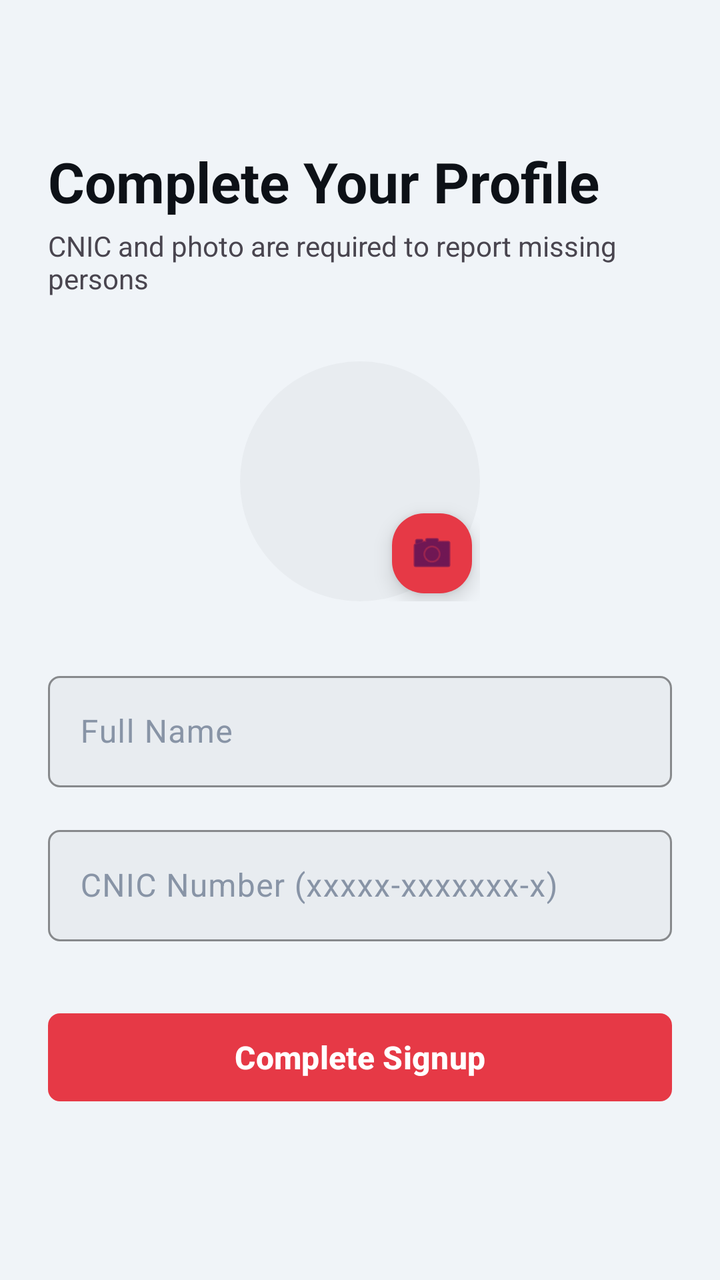
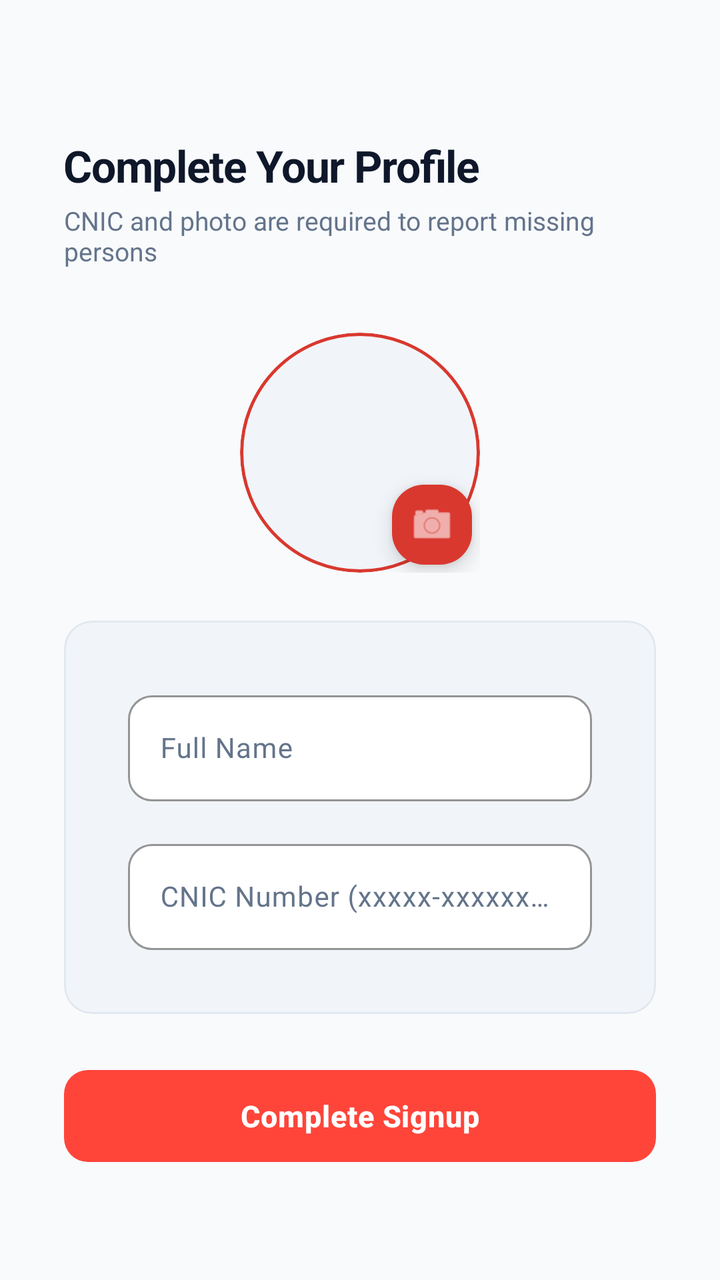

The first picture is an Android layout as it rendered before a commit; the second is the same layout after the commit. The layout source and the unified diff follow.
<!-- AndroidManifest.xml: application theme Theme.NISHAAN -->
<!-- res/layout/fragment_signup.xml -->
<?xml version="1.0" encoding="utf-8"?>
<ScrollView xmlns:android="http://schemas.android.com/apk/res/android"
    xmlns:app="http://schemas.android.com/apk/res-auto"
    android:layout_width="match_parent"
    android:layout_height="match_parent"
    android:background="?attr/android:colorBackground">

    <LinearLayout
        android:layout_width="match_parent"
        android:layout_height="wrap_content"
        android:orientation="vertical"
        android:padding="@dimen/spacing_lg">

        <TextView
            style="@style/TextDisplay"
            android:layout_width="match_parent"
            android:layout_height="wrap_content"
            android:layout_marginTop="@dimen/spacing_xxl"
            android:text="@string/auth_signup_title" />

        <TextView
            style="@style/TextBodyMedium"
            android:layout_width="match_parent"
            android:layout_height="wrap_content"
            android:layout_marginTop="@dimen/spacing_xs"
            android:text="@string/auth_signup_subtitle"
            android:textColor="?android:attr/textColorSecondary" />

        
        <FrameLayout
            android:layout_width="wrap_content"
            android:layout_height="wrap_content"
            android:layout_gravity="center_horizontal"
            android:layout_marginTop="@dimen/spacing_xl">

            <com.google.android.material.imageview.ShapeableImageView
                android:id="@+id/profileImage"
                android:layout_width="120dp"
                android:layout_height="120dp"
                android:background="?attr/colorSurfaceVariant"
                android:scaleType="centerCrop"
                app:shapeAppearanceOverlay="@style/ShapeAppearance.Material3.Corner.Full" />

            <com.google.android.material.floatingactionbutton.FloatingActionButton
                android:id="@+id/btnAddPhoto"
                android:layout_width="wrap_content"
                android:layout_height="wrap_content"
                android:layout_gravity="bottom|end"
                android:contentDescription="Add Photo"
                app:fabCustomSize="40dp"
                app:srcCompat="@android:drawable/ic_menu_camera" />
        </FrameLayout>

        
        <com.google.android.material.textfield.TextInputLayout
            style="@style/NishaanInputLayout"
            android:layout_width="match_parent"
            android:layout_height="wrap_content"
            android:layout_marginTop="@dimen/spacing_xl"
            android:hint="@string/auth_display_name_label">
            <com.google.android.material.textfield.TextInputEditText
                android:id="@+id/nameInput"
                android:layout_width="match_parent"
                android:layout_height="wrap_content"
                android:inputType="textPersonName" />
        </com.google.android.material.textfield.TextInputLayout>

        <com.google.android.material.textfield.TextInputLayout
            style="@style/NishaanInputLayout"
            android:layout_width="match_parent"
            android:layout_height="wrap_content"
            android:layout_marginTop="@dimen/spacing_md"
            android:hint="@string/auth_cnic_label">
            <com.google.android.material.textfield.TextInputEditText
                android:id="@+id/cnicInput"
                android:layout_width="match_parent"
                android:layout_height="wrap_content"
                android:inputType="number"
                android:maxLength="15" />
        </com.google.android.material.textfield.TextInputLayout>

        <com.google.android.material.button.MaterialButton
            android:id="@+id/btnComplete"
            style="@style/PrimaryButton"
            android:layout_width="match_parent"
            android:layout_height="wrap_content"
            android:layout_marginTop="@dimen/spacing_xl"
            android:text="@string/btn_complete_signup" />

        <ProgressBar
            android:id="@+id/loadingProgress"
            android:layout_width="wrap_content"
            android:layout_height="wrap_content"
            android:layout_gravity="center_horizontal"
            android:layout_marginTop="@dimen/spacing_md"
            android:visibility="gone" />

    </LinearLayout>
</ScrollView>
<!-- resources referenced by this layout -->
<resources>
  <dimen name="spacing_lg">24dp</dimen>
  <dimen name="spacing_md">16dp</dimen>
  <dimen name="spacing_xl">32dp</dimen>
  <dimen name="spacing_xs">4dp</dimen>
  <dimen name="spacing_xxl">48dp</dimen>
  <string name="auth_cnic_label">CNIC Number (xxxxx-xxxxxxx-x)</string>
  <string name="auth_display_name_label">Full Name</string>
  <string name="auth_signup_subtitle">CNIC and photo are required to report missing persons</string>
  <string name="auth_signup_title">Complete Your Profile</string>
  <string name="btn_complete_signup">Complete Signup</string>
  <style name="NishaanInputLayout" parent="Widget.Material3.TextInputLayout.OutlinedBox">
          <item name="boxBackgroundColor">?attr/colorSurfaceVariant</item>
          <item name="boxStrokeColor">@color/color_primary</item>
          <item name="boxCornerRadiusTopStart">@dimen/dimen_input_corner_radius</item>
          <item name="boxCornerRadiusTopEnd">@dimen/dimen_input_corner_radius</item>
          <item name="boxCornerRadiusBottomStart">@dimen/dimen_input_corner_radius</item>
          <item name="boxCornerRadiusBottomEnd">@dimen/dimen_input_corner_radius</item>
      </style>
  <style name="PrimaryButton" parent="Widget.Material3.Button">
          <item name="backgroundTint">@color/color_primary</item>
          <item name="android:textColor">@color/white</item>
          <item name="android:textSize">16sp</item>
          <item name="android:textStyle">bold</item>
          <item name="cornerRadius">@dimen/dimen_button_corner_radius</item>
          <item name="android:minHeight">@dimen/dimen_button_height</item>
          <item name="elevation">0dp</item>
      </style>
  <style name="TextBodyMedium">
          <item name="android:textSize">14sp</item>
          <item name="android:textColor">?attr/colorOnSurface</item>
      </style>
  <style name="TextDisplay">
          <item name="android:textSize">28sp</item>
          <item name="android:textStyle">bold</item>
          <item name="android:textColor">?attr/colorOnBackground</item>
      </style>
  <style name="Theme.NISHAAN" parent="Base.Theme.NISHAAN" />
  <color name="color_primary">#E63946</color>
  <dimen name="dimen_input_corner_radius">6dp</dimen>
  <color name="white">#FFFFFFFF</color>
  <dimen name="dimen_button_corner_radius">6dp</dimen>
  <dimen name="dimen_button_height">52dp</dimen>
  <color name="color_primary_light">#C1121F</color>
  <color name="color_background_light">#F0F4F8</color>
  <color name="color_on_background_light">#0D1117</color>
  <color name="color_surface_light">#FFFFFF</color>
  <color name="color_on_surface_light">#3D4A5C</color>
  <color name="color_surface_variant_light">#E8ECF0</color>
  <color name="color_on_surface_muted_light">#8894A6</color>
  <color name="color_divider_light">#D4DAE2</color>
  <!-- unchanged entries left out for length: 1 -->
</resources>

<!-- the commit's change to res/layout/fragment_signup.xml (unified diff, before → after) -->
@@ -3,43 +3,59 @@
     xmlns:app="http://schemas.android.com/apk/res-auto"
     android:layout_width="match_parent"
     android:layout_height="match_parent"
-    android:background="?attr/android:colorBackground">
+    android:background="?attr/android:colorBackground"
+    android:fillViewport="true">
 
     <LinearLayout
         android:layout_width="match_parent"
         android:layout_height="wrap_content"
         android:orientation="vertical"
-        android:padding="@dimen/spacing_lg">
+        android:paddingHorizontal="@dimen/spacing_xl"
+        android:paddingVertical="@dimen/spacing_xxl">
 
         <TextView
             style="@style/TextDisplay"
             android:layout_width="match_parent"
             android:layout_height="wrap_content"
-            android:layout_marginTop="@dimen/spacing_xxl"
-            android:text="@string/auth_signup_title" />
+            android:layout_marginTop="20dp"
+            android:text="@string/auth_signup_title"
+            android:textSize="22sp"
+            android:letterSpacing="-0.02" />
 
         <TextView
             style="@style/TextBodyMedium"
             android:layout_width="match_parent"
             android:layout_height="wrap_content"
-            android:layout_marginTop="@dimen/spacing_xs"
+            android:layout_marginTop="4dp"
             android:text="@string/auth_signup_subtitle"
-            android:textColor="?android:attr/textColorSecondary" />
+            android:textColor="?attr/colorOnSurfaceVariant"
+            android:textSize="13sp" />
 
         
         <FrameLayout
             android:layout_width="wrap_content"
             android:layout_height="wrap_content"
             android:layout_gravity="center_horizontal"
-            android:layout_marginTop="@dimen/spacing_xl">
+            android:layout_marginTop="@dimen/spacing_xl"
+            android:layout_marginBottom="@dimen/spacing_lg">
 
-            <com.google.android.material.imageview.ShapeableImageView
-                android:id="@+id/profileImage"
+            <com.google.android.material.card.MaterialCardView
                 android:layout_width="120dp"
                 android:layout_height="120dp"
-                android:background="?attr/colorSurfaceVariant"
-                android:scaleType="centerCrop"
-                app:shapeAppearanceOverlay="@style/ShapeAppearance.Material3.Corner.Full" />
+                app:cardCornerRadius="60dp"
+                app:strokeWidth="1.5dp"
+                app:strokeColor="?attr/colorPrimary"
+                app:cardBackgroundColor="?attr/colorSurface"
+                app:cardElevation="0dp">
+
+                <com.google.android.material.imageview.ShapeableImageView
+                    android:id="@+id/profileImage"
+                    android:layout_width="match_parent"
+                    android:layout_height="match_parent"
+                    android:background="?attr/colorSurfaceVariant"
+                    android:scaleType="centerCrop"
+                    app:shapeAppearanceOverlay="@style/ShapeAppearance.Material3.Corner.Full" />
+            </com.google.android.material.card.MaterialCardView>
 
             <com.google.android.material.floatingactionbutton.FloatingActionButton
                 android:id="@+id/btnAddPhoto"
@@ -48,43 +64,68 @@
                 android:layout_gravity="bottom|end"
                 android:contentDescription="Add Photo"
                 app:fabCustomSize="40dp"
+                app:backgroundTint="?attr/colorPrimary"
+                app:tint="?attr/colorOnPrimary"
                 app:srcCompat="@android:drawable/ic_menu_camera" />
         </FrameLayout>
 
         
-        <com.google.android.material.textfield.TextInputLayout
-            style="@style/NishaanInputLayout"
+        <com.google.android.material.card.MaterialCardView
+            style="@style/NishaanCard"
             android:layout_width="match_parent"
             android:layout_height="wrap_content"
-            android:layout_marginTop="@dimen/spacing_xl"
-            android:hint="@string/auth_display_name_label">
-            <com.google.android.material.textfield.TextInputEditText
-                android:id="@+id/nameInput"
+            android:layout_marginBottom="@dimen/spacing_lg"
+            app:cardCornerRadius="14dp"
+            app:strokeWidth="1dp"
+            app:strokeColor="?attr/colorOutlineVariant"
+            app:cardElevation="0dp">
+
+            <LinearLayout
                 android:layout_width="match_parent"
                 android:layout_height="wrap_content"
-                android:inputType="textPersonName" />
-        </com.google.android.material.textfield.TextInputLayout>
+                android:orientation="vertical"
+                android:padding="@dimen/spacing_md">
 
-        <com.google.android.material.textfield.TextInputLayout
-            style="@style/NishaanInputLayout"
-            android:layout_width="match_parent"
-            android:layout_height="wrap_content"
-            android:layout_marginTop="@dimen/spacing_md"
-            android:hint="@string/auth_cnic_label">
-            <com.google.android.material.textfield.TextInputEditText
-                android:id="@+id/cnicInput"
-                android:layout_width="match_parent"
-                android:layout_height="wrap_content"
-                android:inputType="number"
-                android:maxLength="15" />
-        </com.google.android.material.textfield.TextInputLayout>
+                
+                <com.google.android.material.textfield.TextInputLayout
+                    style="@style/NishaanInputLayout"
+                    android:layout_width="match_parent"
+                    android:layout_height="wrap_content"
+                    android:layout_marginBottom="@dimen/spacing_md"
+                    android:hint="@string/auth_display_name_label">
+                    <com.google.android.material.textfield.TextInputEditText
+                        android:id="@+id/nameInput"
+                        android:layout_width="match_parent"
+                        android:layout_height="wrap_content"
+                        android:textColor="?attr/colorOnSurface"
+                        android:textSize="14sp"
+                        android:inputType="textPersonName" />
+                </com.google.android.material.textfield.TextInputLayout>
 
+                
+                <com.google.android.material.textfield.TextInputLayout
+                    style="@style/NishaanInputLayout"
+                    android:layout_width="match_parent"
+                    android:layout_height="wrap_content"
+                    android:hint="@string/auth_cnic_label">
+                    <com.google.android.material.textfield.TextInputEditText
+                        android:id="@+id/cnicInput"
+                        android:layout_width="match_parent"
+                        android:layout_height="wrap_content"
+                        android:textColor="?attr/colorOnSurface"
+                        android:textSize="14sp"
+                        android:inputType="number"
+                        android:maxLength="15" />
+                </com.google.android.material.textfield.TextInputLayout>
+            </LinearLayout>
+        </com.google.android.material.card.MaterialCardView>
+
+        
         <com.google.android.material.button.MaterialButton
             android:id="@+id/btnComplete"
             style="@style/PrimaryButton"
             android:layout_width="match_parent"
             android:layout_height="wrap_content"
-            android:layout_marginTop="@dimen/spacing_xl"
             android:text="@string/btn_complete_signup" />
 
         <ProgressBar
@@ -93,6 +134,7 @@
             android:layout_height="wrap_content"
             android:layout_gravity="center_horizontal"
             android:layout_marginTop="@dimen/spacing_md"
+            android:indeterminateTint="@color/color_primary"
             android:visibility="gone" />
 
     </LinearLayout>
<!-- resource entries referenced after the edit -->
@@ -3,53 +3,68 @@
   <dimen name="spacing_lg">24dp</dimen>
   <dimen name="spacing_md">16dp</dimen>
   <dimen name="spacing_xl">32dp</dimen>
-  <dimen name="spacing_xs">4dp</dimen>
   <dimen name="spacing_xxl">48dp</dimen>
   <string name="auth_cnic_label">CNIC Number (xxxxx-xxxxxxx-x)</string>
   <string name="auth_display_name_label">Full Name</string>
   <string name="auth_signup_subtitle">CNIC and photo are required to report missing persons</string>
   <string name="auth_signup_title">Complete Your Profile</string>
   <string name="btn_complete_signup">Complete Signup</string>
+  <style name="NishaanCard" parent="Widget.Material3.CardView.Filled">
+          <item name="cardBackgroundColor">?attr/colorSurfaceVariant</item>
+          <item name="cardCornerRadius">@dimen/dimen_card_corner_radius</item>
+          <item name="cardElevation">0dp</item>
+          <item name="strokeWidth">@dimen/dimen_card_stroke_width</item>
+          <item name="strokeColor">?attr/colorOutlineVariant</item>
+          <item name="contentPadding">@dimen/dimen_card_padding</item>
+      </style>
   <style name="NishaanInputLayout" parent="Widget.Material3.TextInputLayout.OutlinedBox">
-          <item name="boxBackgroundColor">?attr/colorSurfaceVariant</item>
+          <item name="boxBackgroundColor">?attr/colorSurface</item>
           <item name="boxStrokeColor">@color/color_primary</item>
           <item name="boxCornerRadiusTopStart">@dimen/dimen_input_corner_radius</item>
           <item name="boxCornerRadiusTopEnd">@dimen/dimen_input_corner_radius</item>
           <item name="boxCornerRadiusBottomStart">@dimen/dimen_input_corner_radius</item>
           <item name="boxCornerRadiusBottomEnd">@dimen/dimen_input_corner_radius</item>
+          <item name="android:textColorHint">?attr/colorOnSurfaceVariant</item>
+          <item name="hintTextColor">@color/color_primary</item>
       </style>
   <style name="PrimaryButton" parent="Widget.Material3.Button">
           <item name="backgroundTint">@color/color_primary</item>
           <item name="android:textColor">@color/white</item>
-          <item name="android:textSize">16sp</item>
+          <item name="android:textSize">15sp</item>
           <item name="android:textStyle">bold</item>
           <item name="cornerRadius">@dimen/dimen_button_corner_radius</item>
           <item name="android:minHeight">@dimen/dimen_button_height</item>
+          <item name="android:letterSpacing">0.02</item>
           <item name="elevation">0dp</item>
       </style>
   <style name="TextBodyMedium">
           <item name="android:textSize">14sp</item>
           <item name="android:textColor">?attr/colorOnSurface</item>
+          <item name="android:letterSpacing">0.0</item>
       </style>
   <style name="TextDisplay">
-          <item name="android:textSize">28sp</item>
+          <item name="android:textSize">30sp</item>
           <item name="android:textStyle">bold</item>
           <item name="android:textColor">?attr/colorOnBackground</item>
+          <item name="android:letterSpacing">-0.02</item>
       </style>
   <style name="Theme.NISHAAN" parent="Base.Theme.NISHAAN" />
-  <color name="color_primary">#E63946</color>
-  <dimen name="dimen_input_corner_radius">6dp</dimen>
+  <dimen name="dimen_card_corner_radius">12dp</dimen>
+  <dimen name="dimen_card_stroke_width">1dp</dimen>
+  <dimen name="dimen_card_padding">16dp</dimen>
+  <color name="color_primary">#FF453A</color>
+  <dimen name="dimen_input_corner_radius">12dp</dimen>
   <color name="white">#FFFFFFFF</color>
-  <dimen name="dimen_button_corner_radius">6dp</dimen>
-  <dimen name="dimen_button_height">52dp</dimen>
-  <color name="color_primary_light">#C1121F</color>
-  <color name="color_background_light">#F0F4F8</color>
-  <color name="color_on_background_light">#0D1117</color>
+  <dimen name="dimen_button_corner_radius">12dp</dimen>
+  <dimen name="dimen_button_height">54dp</dimen>
+  <color name="color_primary_light">#D9382F</color>
+  <color name="color_background_light">#F8FAFC</color>
+  <color name="color_on_background_light">#0F172A</color>
   <color name="color_surface_light">#FFFFFF</color>
-  <color name="color_on_surface_light">#3D4A5C</color>
-  <color name="color_surface_variant_light">#E8ECF0</color>
-  <color name="color_on_surface_muted_light">#8894A6</color>
-  <color name="color_divider_light">#D4DAE2</color>
+  <color name="color_on_surface_light">#334155</color>
+  <color name="color_surface_variant_light">#F1F5F9</color>
+  <color name="color_on_surface_muted_light">#64748B</color>
+  <color name="color_divider_light">#E2E8F0</color>
   <!-- unchanged entries left out for length: 1 -->
 </resources>
 
